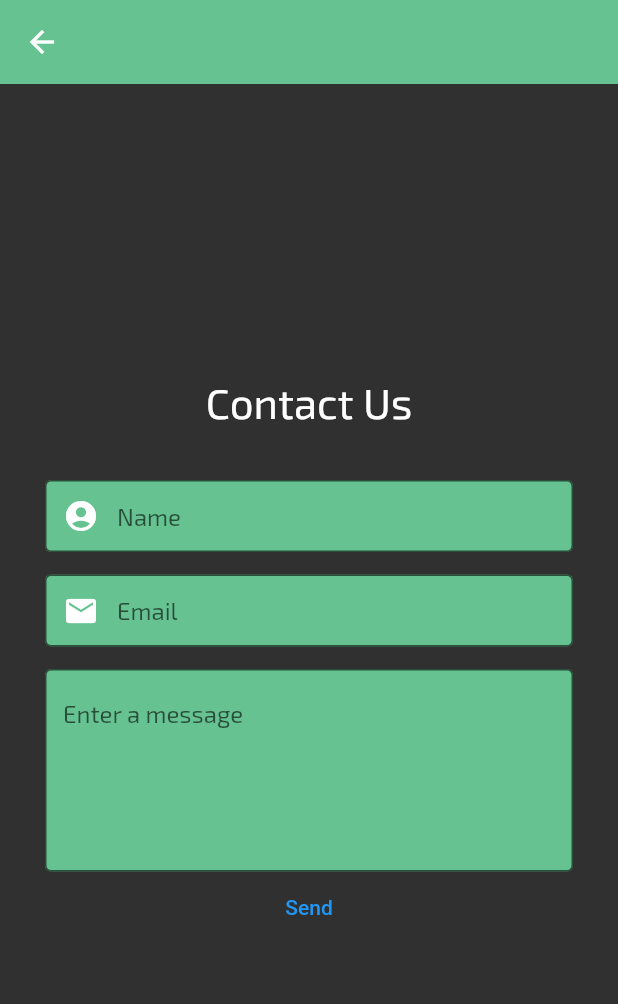
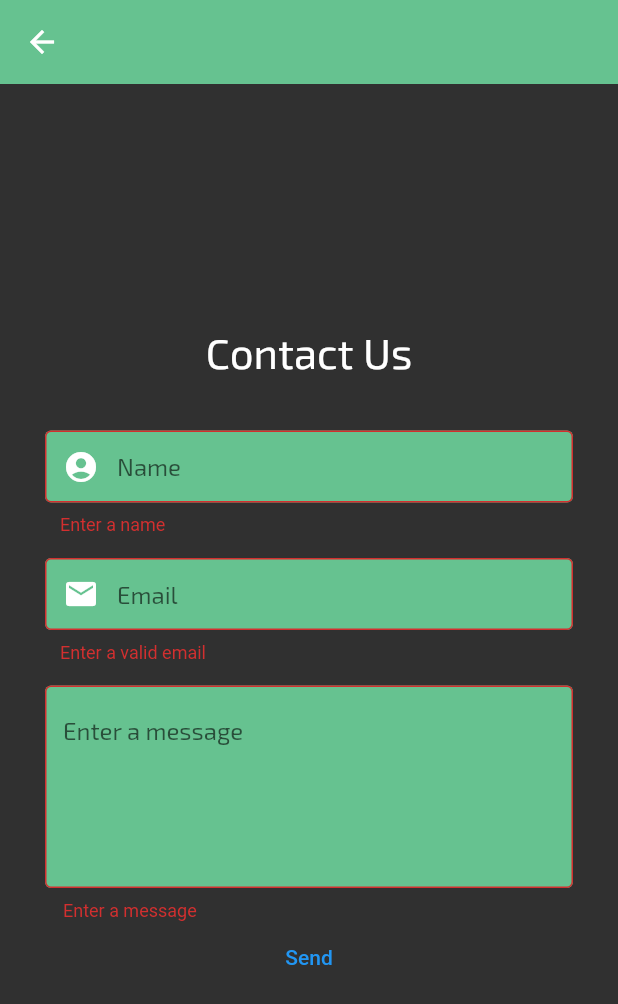
Before and after one commit to gcisneros310/QuickPC, a Flutter app: the ContactUs screen opened directly, after a tap on "Send", on a phone screen of 412 x 824 dp. Shown: the top 1004 px of the screen. Run offline on Flutter 3.47's test engine with Material 2 defaults, Android fonts, the light colour scheme and no system bars; our stand-ins replace cloud_firestore, firebase_auth, flutter_spinkit, google_fonts, youtube_player_iframe; missing offline and left inert: any_link_preview; accounts and stored records are empty.

Commit message:
ContactUs w/ Validation

```diff
--- a/lib/pages/contact_us/contact_us.dart
+++ b/lib/pages/contact_us/contact_us.dart
@@ -18,7 +18,7 @@ class _ContactUs extends State<ContactUs> {
   final controllerName = TextEditingController();
   final controllerEmail = TextEditingController();
   final controllerMessage = TextEditingController();
-
+  final GlobalKey<FormState> _formKey = GlobalKey<FormState>();
   Future sendEmail({
     String name,
     String email,
@@ -62,7 +62,9 @@ class _ContactUs extends State<ContactUs> {
      body: Padding(
        padding: const EdgeInsets.all(30.0),
        child: Container(
-           child: Form(child: Column(
+           child: Form(
+               key: _formKey,
+               child: Column(
                mainAxisAlignment: MainAxisAlignment.center,
                children: <Widget>[
                  Text(
@@ -72,7 +74,17 @@ class _ContactUs extends State<ContactUs> {
                    GoogleFonts.exo2(color: Colors.white, fontSize: 28),
                  ),
                  SizedBox(height: 35),
-                 TextField(
+                 TextFormField(
+                     validator: (value) {
+                       if(value.isEmpty)
+                       {
+                         return 'Enter a name';
+                       }
+                       else
+                       {
+                         return null;
+                       }
+                     },
                      controller: controllerName,
                      decoration: InputDecoration(
                          contentPadding: EdgeInsets.symmetric(horizontal: 10),
@@ -86,7 +98,17 @@ class _ContactUs extends State<ContactUs> {
                  ),
 
                  SizedBox(height: 15),
-                 TextField(
+                 TextFormField(
+                     validator: (value) {
+                       if(value.isEmpty)
+                       {
+                         return 'Enter a valid email';
+                       }
+                       else
+                       {
+                         return null;
+                       }
+                     },
                      controller: controllerEmail,
                      decoration: InputDecoration(
                          contentPadding: EdgeInsets.symmetric(horizontal: 10),
@@ -98,7 +120,17 @@ class _ContactUs extends State<ContactUs> {
                    style: GoogleFonts.exo2(color: Colors.white, fontSize: 16),
                  ),
                  SizedBox(height: 15),
-                 TextField(
+                 TextFormField(
+                   validator: (value) {
+                     if(value.isEmpty)
+                       {
+                         return 'Enter a message';
+                       }
+                     else
+                       {
+                         return null;
+                       }
+                   },
                    controller: controllerMessage,
                    maxLines: 5,
                    decoration: InputDecoration(
@@ -109,13 +141,14 @@ class _ContactUs extends State<ContactUs> {
                    style: GoogleFonts.exo2(color: Colors.white, fontSize: 16),
                  ),
                  TextButton(onPressed: () {
-
-                  print(controllerName.text);
-                  print(controllerEmail.text);
-                  print(controllerMessage.text);
+                   if(!_formKey.currentState.validate())
+                     {
+                       return;
+                     }
                    sendEmail( name: controllerName.text,
                        email: controllerEmail.text,
                        message: controllerMessage.text);
+
                  },
                      child: Text('Send')),
 
```
Lines whose indentation alone changed are shown as unchanged.
